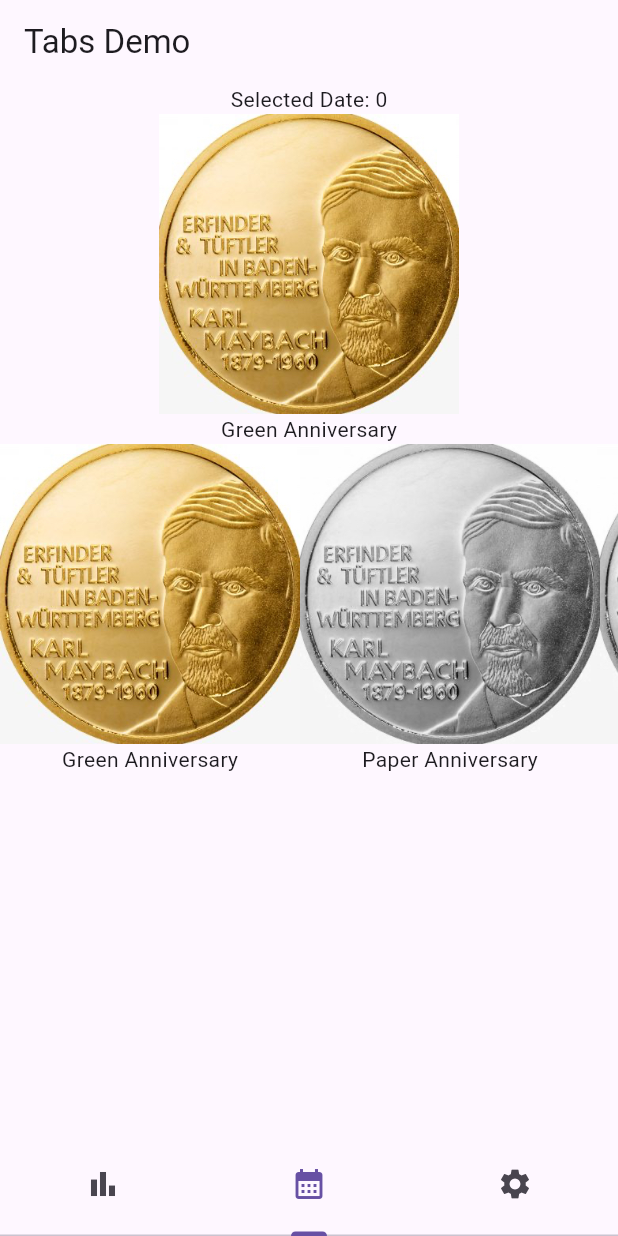
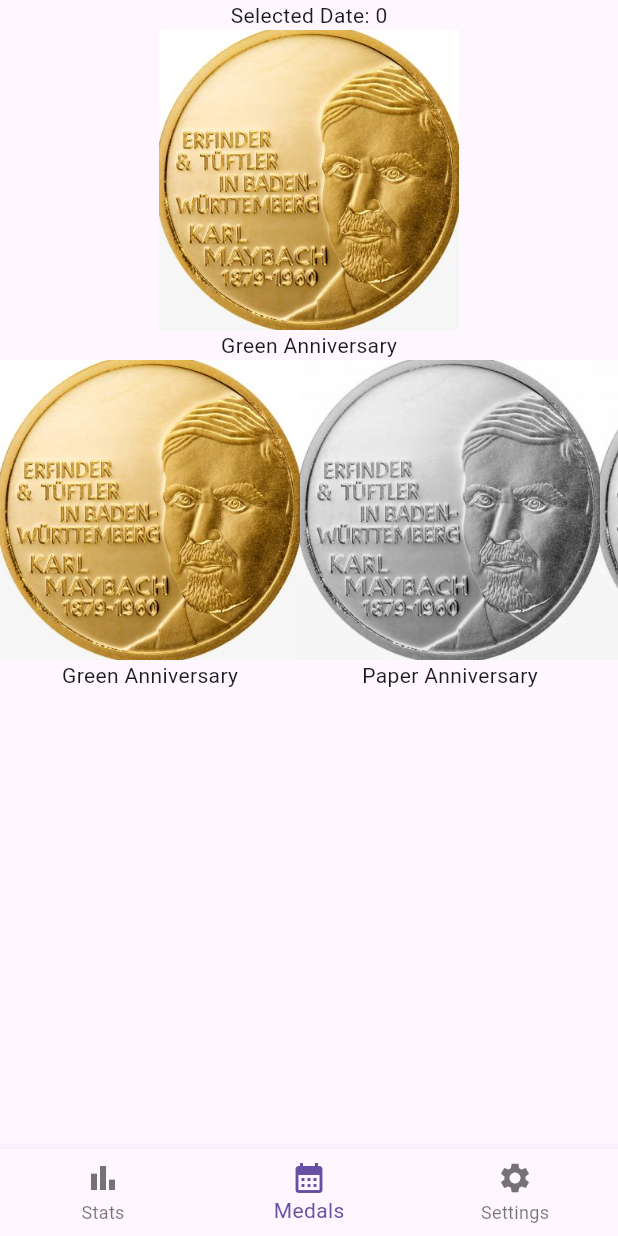
Before and after one commit to kurma99/my_anniversary, a Flutter app: the screen it shows after launch, item 2 of the bottom bar chosen, on a phone screen of 412 x 824 dp. Run offline on Flutter 3.47's test engine with Material 2 defaults, Android fonts, the phone set to English and light mode, and no system bars; our stand-ins replace shared_preferences; missing offline and left inert: dart:ffi.

Commit message:
add basic

```diff
--- a/my_anniversary/anniversary_project/lib/main.dart
+++ b/my_anniversary/anniversary_project/lib/main.dart
@@ -64,56 +64,58 @@ void main() {
   );
 }
 
-class MyApp extends StatelessWidget {
-  const MyApp({super.key});
+class MyApp extends StatefulWidget {
+  @override
+  _MyApp createState() => _MyApp();
+}
+
+
+class _MyApp extends State<MyApp>  {
+  int _selectedIndex = 0;
+
+  void _onItemTapped(int index) {
+    setState(() {
+      _selectedIndex = index;
+      print("Selected Index: $_selectedIndex");
+    });
+  }
 
   @override
   Widget build(BuildContext context) {
     return MaterialApp(
       theme: ThemeData(
-              useMaterial3: true,
-            ),
+        useMaterial3: true,
+      ),
       home: DefaultTabController(
         length: 3,
         child: Scaffold(
-          appBar: AppBar(
-            title: const Text('Tabs Demo'),
+          bottomNavigationBar: BottomNavigationBar(
+            currentIndex: _selectedIndex,
+            onTap: _onItemTapped,
+            items: [
+              BottomNavigationBarItem(
+                icon: Icon(Icons.bar_chart),
+                label: 'Stats',
+              ),
+              BottomNavigationBarItem(
+                icon: Icon(Icons.calendar_month),
+                label: 'Medals',
+              ),
+              BottomNavigationBarItem(
+                icon: Icon(Icons.settings),
+                label: 'Settings',
+              ),
+            ],
           ),
-          body: const TabBarView(
-            children: [
+          body: <Widget>[
               StatsPageWidget(),
               MedalsPageWidget(),
               SettingsPageWidget(),
-            ],
-          ),
-          bottomNavigationBar: const TabBar(
-
-            tabs: [
-              Tab(
-                icon: Padding(
-                  padding: const EdgeInsets.only(bottom: 20.0),
-                  child: Icon(Icons.bar_chart),
-                ),
-              ),
-              Tab(
-                icon: Padding(
-                  padding: const EdgeInsets.only(bottom: 20.0),
-                  child: Icon(Icons.calendar_month),
-                ),
-              ),
-              Tab(
-                icon: Padding(
-                  padding: const EdgeInsets.only(bottom: 20.0),
-                  child: Icon(Icons.settings),
-                ),
-              ),
-            ],
-          ),
+            ][_selectedIndex],
         ),
       ),
     );
   }
-
 }
 
 class StatsPageWidget extends StatelessWidget {
@@ -169,7 +171,7 @@ class MedalsPageWidget extends StatelessWidget {
     {'title': 'Poppy Anniversary', 'year': 8},
     {'title': 'Glass Anniversary', 'year': 9},
     {'title': 'Rose Anniversary', 'year': 10},
-    {'title': 'Coral Anniversary', 'year': 10},
+    {'title': 'Coral Anniversary', 'year': 11},
     {'title': 'Silver Anniversary', 'year': 25},
     {'title': 'Gold Anniversary', 'year': 50},
     {'title': 'Diamond Anniversary', 'year': 100},
```
Also changed, not shown: my_anniversary/anniversary_project/pubspec.lock, 3 other files.
